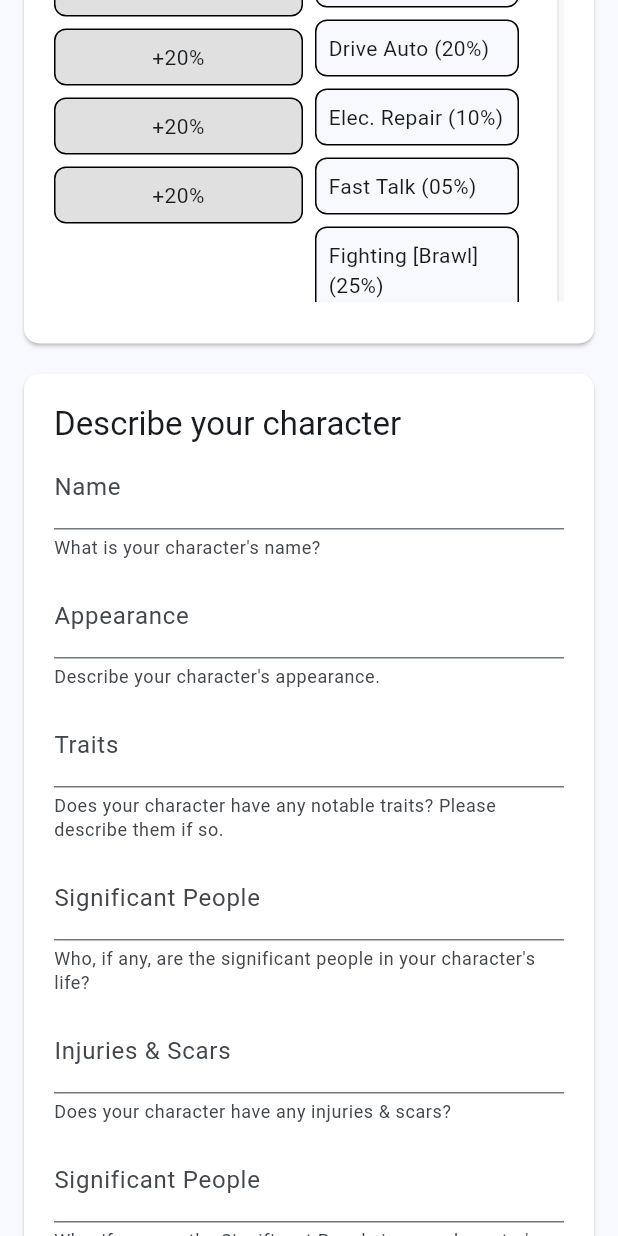
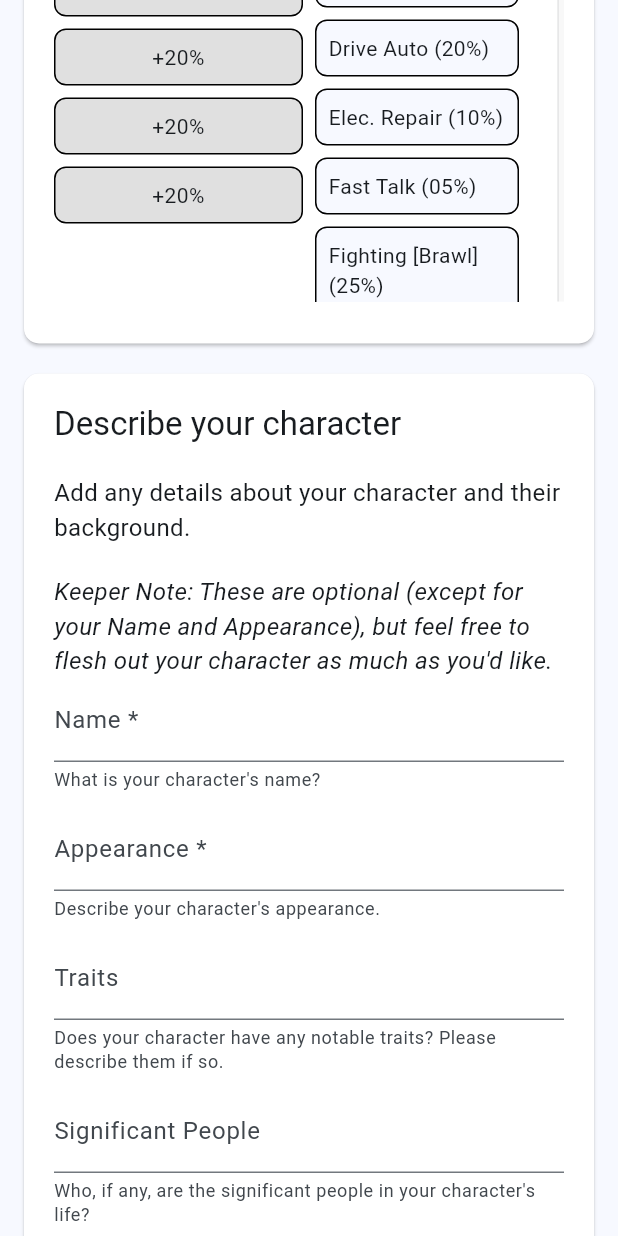
Before and after one commit to austinmilt/cthulu_character_creator, a Flutter app: the screen it shows after launch, scrolled down 2304 dp, on a phone screen of 412 x 824 dp. Run offline on Flutter 3.47's test engine with Material 3 defaults, Android fonts, the phone set to English and light mode, and no system bars; drawn by our look-alikes of flutter_form_builder, flutter_markdown; our stand-ins replace form_builder_validators.

Commit message:
mark required fields

```diff
--- a/lib/character_form.dart
+++ b/lib/character_form.dart
@@ -48,7 +48,7 @@ Happy to guide you through and help you build your character._
                   """)),
             _section(FormBuilderTextField(
               name: 'email',
-              decoration: const InputDecoration(labelText: 'Email'),
+              decoration: const InputDecoration(labelText: 'Email *'),
               keyboardType: TextInputType.emailAddress,
               validator: FormBuilderValidators.compose([
                 FormBuilderValidators.required(),
@@ -58,7 +58,7 @@ Happy to guide you through and help you build your character._
             _section(Column(
               children: [
                 _md("""
-## Occupation
+## Occupation *
 Please select your character's **Occupation**.
 
 _Keepers Note: I will be adding a [TAKEN] tag after those selected by
@@ -108,7 +108,7 @@ the other Investigators to prevent redundancy._
             _section(Column(
               children: [
                 _md("""
-## Skills
+## Skills *
 You will select **[8] Occupational Skills** that relate to your chosen occupation
 as well as **[4] Personal Interest Skills** to boost.
 
@@ -181,11 +181,18 @@ For **Personal Interest Skills**, you will boost those by 20%.
             _section(Column(
               crossAxisAlignment: CrossAxisAlignment.start,
               children: [
-                _md("## Describe your character"),
+                _md("""
+## Describe your character
+
+Add any details about your character and their background.
+
+_Keeper Note: These are optional (except for your Name and Appearance),
+but feel free to flesh out your character as much as you'd like._
+"""),
                 FormBuilderTextField(
                   name: 'name',
                   decoration: const InputDecoration(
-                    labelText: 'Name',
+                    labelText: 'Name *',
                     helperMaxLines: 2,
                     helperText: 'What is your character\'s name?',
                   ),
@@ -198,7 +205,7 @@ For **Personal Interest Skills**, you will boost those by 20%.
                 FormBuilderTextField(
                   name: 'appearance',
                   decoration: const InputDecoration(
-                    labelText: 'Appearance',
+                    labelText: 'Appearance *',
                     helperMaxLines: 2,
                     helperText: 'Describe your character\'s appearance.',
                   ),
```
